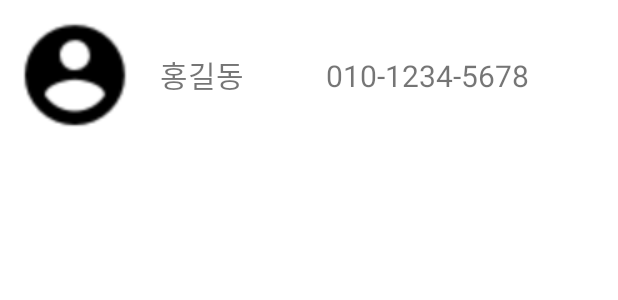
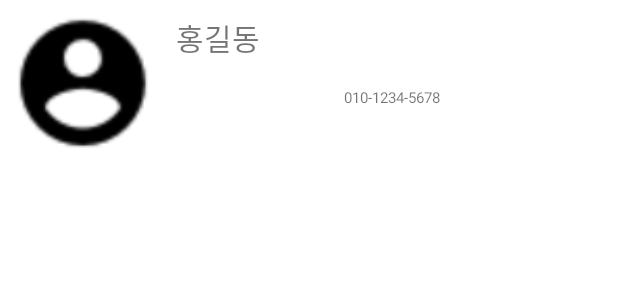
Before and after one commit to seungwoodev/MOOD, an Android app: the layout f1_layout_complex.xml on its own in the app's theme, with its tools: preview values and no code run, on a phone screen of 412 x 824 dp. Shown: the top 300 px of the screen. Run offline under Robolectric (Android 15) with nearby library versions, the phone set to English and light mode, and no system bars.

Commit message:
중간 점검
commit- never reverse

```diff
--- a/app/src/main/java/com/example/project1/Fragment1.java
+++ b/app/src/main/java/com/example/project1/Fragment1.java
@@ -30,16 +30,12 @@ public class Fragment1 extends Fragment {
     Context context;
 
 
-
     @Override
     public void onCreate(Bundle savedInstanceState) {
         super.onCreate(savedInstanceState);
 
         // 리사이클러뷰에 표시할 데이터 리스트 생성.
         phoneBookList = new ArrayList<>();
-        //넣기
-
-
         //context = this;
         phoneBookList = new ArrayList<>();
         String sortOrder = ContactsContract.Contacts.DISPLAY_NAME + " COLLATE LOCALIZED ASC";
@@ -49,6 +45,7 @@ public class Fragment1 extends Fragment {
                 null, null, sortOrder);
         ArrayList<Integer> imageList=new ArrayList();
         while (c.moveToNext()) {
+
             String contactName = c
                     .getString(c
                             .getColumnIndex(ContactsContract.CommonDataKinds.Phone.DISPLAY_NAME));
--- a/app/src/main/res/layout/f1_layout_complex.xml
+++ b/app/src/main/res/layout/f1_layout_complex.xml
@@ -9,28 +9,33 @@
     <ImageView
         xmlns:android="http://schemas.android.com/apk/res/android"
         android:id="@+id/item_image"
-        android:layout_width="80dp"
-        android:layout_height="80dp"
+        android:layout_width="100dp"
+        android:layout_height="100dp"
         android:adjustViewBounds="true"
         app:srcCompat="@drawable/per"
-        android:layout_margin="10dp"
+        android:layout_margin="5dp"
         />
 
+    <LinearLayout
+        android:layout_width="match_parent"
+        android:layout_height="match_parent"
+        android:orientation="vertical">
     <TextView
         android:id="@+id/item_name"
         android:layout_width="70dp"
-        android:layout_height="100dp"
+        android:layout_height="50dp"
         android:text="홍길동"
         android:gravity="center"
-        android:textSize="20dp" />
+        android:textSize="20sp" />
 
     <TextView
         android:id="@+id/item_phonenum"
-        android:layout_width="230dp"
-        android:layout_height="100dp"
+        android:layout_width="match_parent"
+        android:layout_height="30dp"
         android:text="010-1234-5678"
         android:gravity="center"
-        android:textSize="20dp"
-        android:layout_marginBottom="5dp" />
+        android:textSize="10sp" />
+
+    </LinearLayout>
 
 </LinearLayout>
```
Also changed, not shown: app/src/main/java/com/example/project1/SimpleTextAdapter.java (+4 -3 lines), app/src/main/res/drawable/ic_add.xml (added, +10 -0 lines), app/src/main/res/layout/fragment_1.xml (+12 -2 lines).
